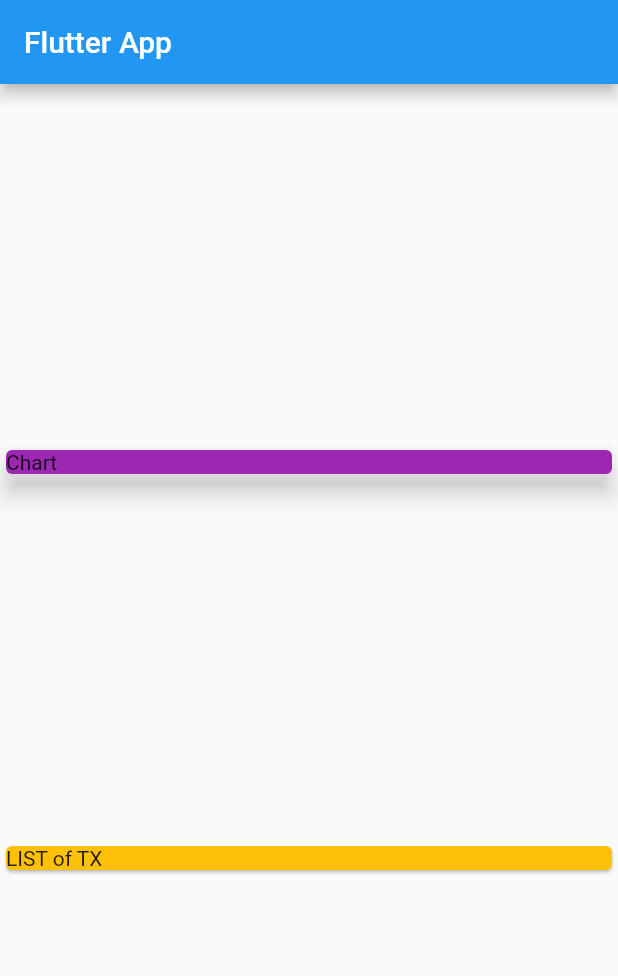
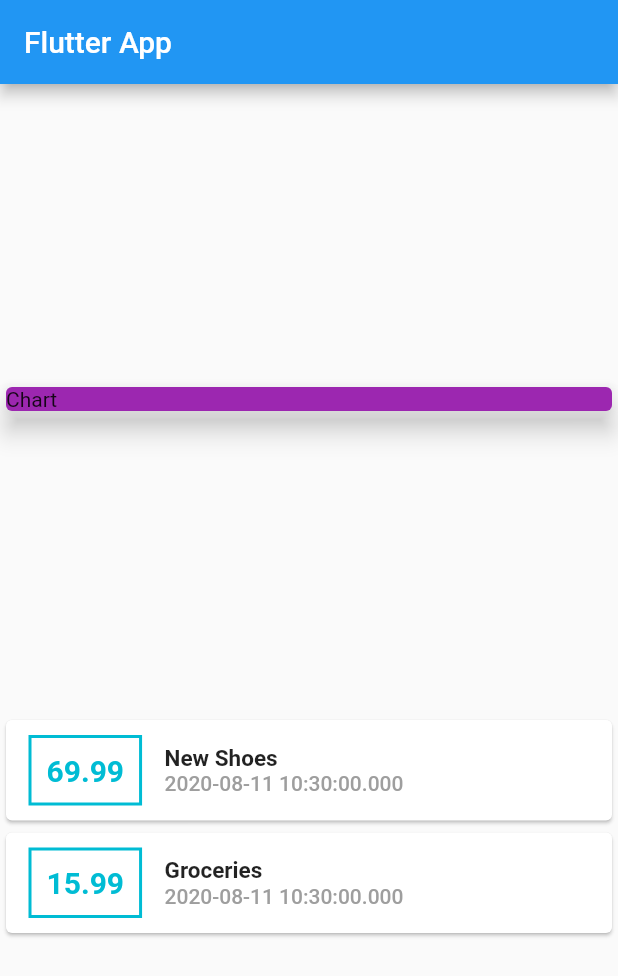
Before and after one commit to JaavierR/expenses-app-flutter-course, a Flutter app: the screen it shows after launch, on a phone screen of 412 x 824 dp. Shown: the top 976 px of the screen. Run offline on Flutter 3.47's test engine with Material 2 defaults, Android fonts, the phone set to English and light mode, and no system bars.

```diff
--- a/lib/main.dart
+++ b/lib/main.dart
@@ -1,4 +1,6 @@
 import 'package:flutter/material.dart';
+
+import './transaction.dart';
 
 void main() => runApp(MyApp());
 
@@ -13,6 +15,21 @@ class MyApp extends StatelessWidget {
 }
 
 class MyHomePage extends StatelessWidget {
+  final List<Transaction> transactions = [
+    Transaction(
+      id: 't1',
+      title: 'New Shoes',
+      amount: 69.99,
+      date: DateTime.now(),
+    ),
+    Transaction(
+      id: 't2',
+      title: 'Groceries',
+      amount: 15.99,
+      date: DateTime.now(),
+    ),
+  ];
+
   @override
   Widget build(BuildContext context) {
     return Scaffold(
@@ -31,9 +48,55 @@ class MyHomePage extends StatelessWidget {
               elevation: 7,
             ),
           ),
-          Card(
-            color: Colors.amber,
-            child: Text('LIST of TX'),
+          Column(
+            children: transactions.map((tx) {
+              return Card(
+                child: Row(
+                  children: <Widget>[
+                    Container(
+                      margin: EdgeInsets.symmetric(
+                        vertical: 10,
+                        horizontal: 15,
+                      ),
+                      decoration: BoxDecoration(
+                        border: Border.all(
+                          color: Colors.cyan,
+                          width: 2,
+                        ),
+                      ),
+                      padding: EdgeInsets.all(10),
+                      child: Text(
+                        tx.amount.toString(),
+                        style: TextStyle(
+                          fontWeight: FontWeight.bold,
+                          fontSize: 20,
+                          color: Colors.cyan,
+                        ),
+                      ),
+                    ),
+                    Column(
+                      crossAxisAlignment: CrossAxisAlignment.start,
+                      children: <Widget>[
+                        Text(
+                          tx.title,
+                          style: TextStyle(
+                            fontWeight: FontWeight.bold,
+                            fontSize: 15,
+                          ),
+                        ),
+                        Text(
+                          tx.date.toString(),
+                          style: TextStyle(
+                            color: Colors.grey,
+                            fontWeight: FontWeight.w500,
+                          ),
+                        ),
+                      ],
+                    )
+                  ],
+                ),
+              );
+            }).toList(),
           ),
         ],
       ),
--- /dev/null
+++ b/lib/transaction.dart
@@ -0,0 +1,15 @@
+import 'package:flutter/foundation.dart';
+
+class Transaction {
+  final String id;
+  final String title;
+  final double amount;
+  final DateTime date;
+
+  Transaction({
+    @required this.id,
+    @required this.title,
+    @required this.amount,
+    @required this.date,
+  });
+}
```
